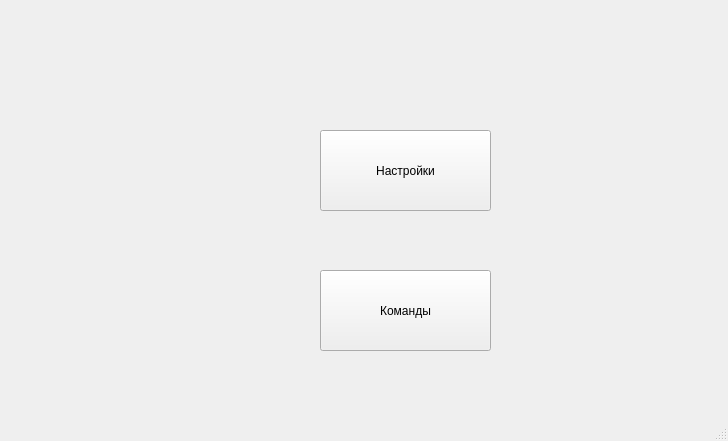
First picture: the form in ui/Main.ui, repository Alekcei94/new_programator, before the edit.
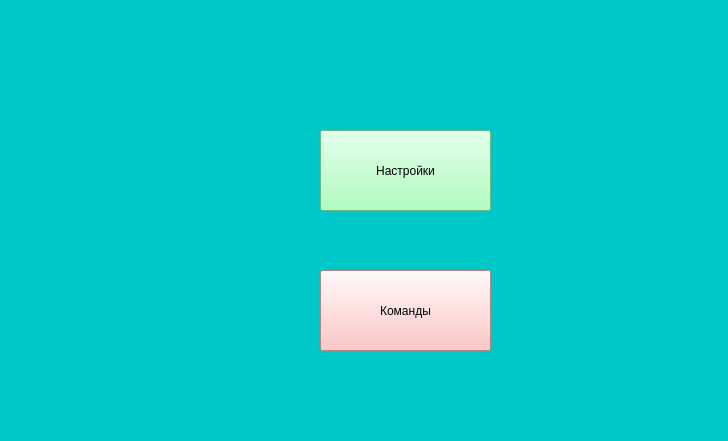
Second picture: the form after the edit.

```diff
--- a/ui/Main.ui
+++ b/ui/Main.ui
@@ -10,9 +10,18 @@
     <height>441</height>
    </rect>
   </property>
+  <property name="maximumSize">
+   <size>
+    <width>728</width>
+    <height>441</height>
+   </size>
+  </property>
   <property name="windowTitle">
    <string>MainWindow</string>
   </property>
+  <property name="styleSheet">
+   <string notr="true">background-color: rgb(0, 200, 200);</string>
+  </property>
   <widget class="QWidget" name="centralwidget">
    <widget class="QPushButton" name="options">
     <property name="geometry">
@@ -26,6 +35,9 @@
     <property name="mouseTracking">
      <bool>false</bool>
     </property>
+    <property name="styleSheet">
+     <string notr="true">background-color: rgb(152, 255, 176);</string>
+    </property>
     <property name="text">
      <string>Настройки</string>
     </property>
@@ -39,6 +51,9 @@
       <height>81</height>
      </rect>
     </property>
+    <property name="styleSheet">
+     <string notr="true">background-color: rgb(255, 183, 180);</string>
+    </property>
     <property name="text">
      <string>Команды</string>
     </property>
```
